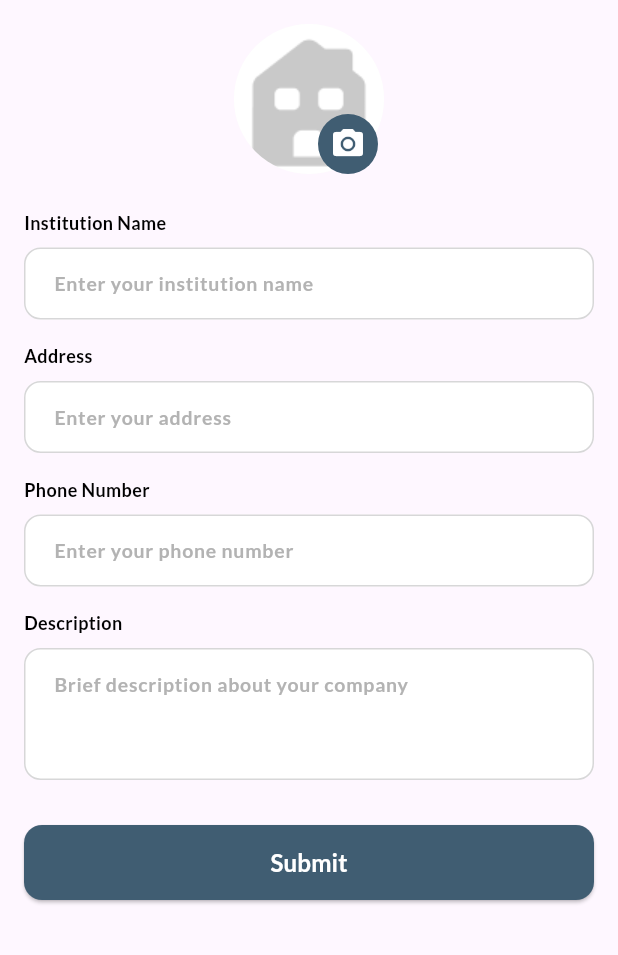
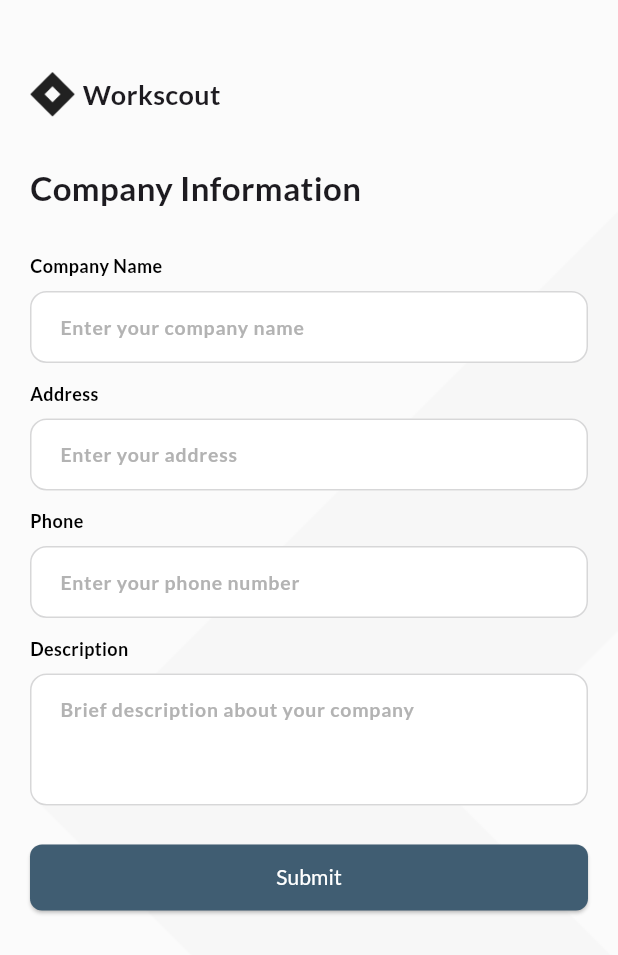
Before and after one commit to AlthafKumara/jobseeker_app, a Flutter app: the CompleteHrdProfileView screen opened by its route, on a phone screen of 412 x 824 dp. Shown: the top 955 px of the screen. Run offline on Flutter 3.47's test engine with Material 3 defaults, Android fonts, the phone set to English and light mode, and no system bars; our stand-ins replace image_picker, shared_preferences, smooth_page_indicator; accounts and stored records are empty.

Commit message:
AUTH DONE

```diff
--- a/lib/models/society_model.dart
+++ b/lib/models/society_model.dart
@@ -1,4 +1,5 @@
 import 'dart:convert';
+import 'dart:io';
 
 class Society {
   final String? id;
@@ -59,7 +60,7 @@ class Society {
       "date_of_birth":
           dateOfBirth != null ? dateOfBirth!.toIso8601String() : null,
       "gender": gender,
-      "profile_picture": profilePicture,
+      "profile_photo": profilePicture,
     };
   }
 
--- a/lib/views/auth/complete_hrd_profile_view.dart
+++ b/lib/views/auth/complete_hrd_profile_view.dart
@@ -6,7 +6,6 @@ import 'package:jobseeker_app/services/hrd_services.dart';
 import 'package:shared_preferences/shared_preferences.dart';
 import 'package:jobseeker_app/models/hrd_model.dart';
 import 'package:jobseeker_app/widgets/colors.dart';
-
 import '../../widgets/customtextfield.dart';
 
 class CompleteHrdProfileView extends StatefulWidget {
@@ -18,16 +17,19 @@ class CompleteHrdProfileView extends StatefulWidget {
 
 class _CompleteHrdProfileViewState extends State<CompleteHrdProfileView> {
   final _formKey = GlobalKey<FormState>();
-  final _nameController = TextEditingController();
-  final _addressController = TextEditingController();
-  final _phoneController = TextEditingController();
-  final _descriptionController = TextEditingController();
+  final HrdService _hrdService = HrdService();
 
+  final TextEditingController _nameController = TextEditingController();
+  final TextEditingController _addressController = TextEditingController();
+  final TextEditingController _phoneController = TextEditingController();
+  final TextEditingController _descriptionController = TextEditingController();
+
+  bool _isLoading = false;
   File? _selectedImage;
-  bool _isLoading = false;
+  final ImagePicker _picker = ImagePicker();
+  HrdModel? _profile;
 
-  final ImagePicker _picker = ImagePicker();
-
+  /// ✅ Pilih image dari gallery
   Future<void> _pickImage() async {
     final pickedFile = await _picker.pickImage(source: ImageSource.gallery);
     if (pickedFile != null) {
@@ -37,50 +39,35 @@ class _CompleteHrdProfileViewState extends State<CompleteHrdProfileView> {
     }
   }
 
-  Future<String?> _getToken() async {
-    final prefs = await SharedPreferences.getInstance();
-    return prefs.getString("token");
-  }
-
+  /// ✅ Submit profile HRD ke backend (dengan default image jika user tidak upload)
   Future<void> _submitProfile() async {
     if (!_formKey.currentState!.validate()) return;
 
     setState(() => _isLoading = true);
 
+    try {
+      // Gunakan image dari user atau default dari assets
       String base64Logo;
       if (_selectedImage != null) {
         final bytes = await _selectedImage!.readAsBytes();
         base64Logo = base64Encode(bytes);
       } else {
-      final bytes =
+        final byteData =
             await DefaultAssetBundle.of(context).load('assets/image/house.png');
-      base64Logo = base64Encode(bytes.buffer.asUint8List());
+        base64Logo = base64Encode(byteData.buffer.asUint8List());
       }
 
-    final token = await _getToken();
-    if (token == null) {
-      setState(() => _isLoading = false);
-      ScaffoldMessenger.of(context).showSnackBar(
-        const SnackBar(content: Text("Authentication token not found!")),
-      );
-      return;
-    }
-
-    final hrd = HrdModel(
+      final result = await _hrdService.completeHrdProfile(
         name: _nameController.text.trim(),
         address: _addressController.text.trim(),
         phone: _phoneController.text.trim(),
         description: _descriptionController.text.trim(),
-      logo: base64Logo,
+        defaultAssetPath: "assets/image/house.png",
       );
 
-    final result = await HrdService().completeHrdProfile(
-      name: _nameController.text.trim(),
-      address: _addressController.text.trim(),
-      phone: _phoneController.text.trim(),
-      description: _descriptionController.text.trim(),
-      logo: base64Logo,
-    );
+      print("✅ Response dari server: $result");
+
+      setState(() => _isLoading = false);
 
       final snackBar = SnackBar(
         content: Text(
@@ -93,137 +80,154 @@ class _CompleteHrdProfileViewState extends State<CompleteHrdProfileView> {
         backgroundColor: result['success'] ? Colors.green : Colors.red,
         behavior: SnackBarBehavior.floating,
         margin: const EdgeInsets.all(10),
-      shape: RoundedRectangleBorder(
-        borderRadius: BorderRadius.circular(8),
-      ),
+        shape: RoundedRectangleBorder(borderRadius: BorderRadius.circular(8)),
       );
 
       if (!mounted) return;
       ScaffoldMessenger.of(context).showSnackBar(snackBar);
 
       if (result['success']) {
+        _profile = result['profile'] as HrdModel?;
         Navigator.pushReplacementNamed(context, "/login");
-    } else {
-      ScaffoldMessenger.of(context).showSnackBar(snackBar);
       }
+    } catch (e, stackTrace) {
+      print("❌ Error submit HRD profile: $e");
+      print("📄 StackTrace: $stackTrace");
 
       setState(() => _isLoading = false);
 
+      if (!mounted) return;
       ScaffoldMessenger.of(context).showSnackBar(
         SnackBar(
-        content: Text(result["message"]),
-        backgroundColor: result["success"] ? Colors.green : Colors.red,
+          content: Text(
+            'Error: ${e.toString()}',
+            style: const TextStyle(color: Colors.white),
+          ),
+          backgroundColor: Colors.red,
+          behavior: SnackBarBehavior.floating,
+          margin: const EdgeInsets.all(10),
+          shape: RoundedRectangleBorder(borderRadius: BorderRadius.circular(8)),
         ),
       );
-
-    if (result["success"]) {
-      Navigator.pushReplacementNamed(context, "/home");
     }
   }
 
   @override
   Widget build(BuildContext context) {
-    final imageProvider = _selectedImage != null
-        ? FileImage(_selectedImage!)
-        : const AssetImage("assets/image/house.png") as ImageProvider;
+    final imageProvider =
+        const AssetImage("assets/image/house.png") as ImageProvider;
 
     return Scaffold(
-      body: SingleChildScrollView(
-        padding: const EdgeInsets.all(16),
-        child: Form(
-          key: _formKey,
+      resizeToAvoidBottomInset: false,
+      body: Container(
+        decoration: const BoxDecoration(
+          image: DecorationImage(
+            image: AssetImage("assets/image/bg_auth.png"),
+            fit: BoxFit.cover,
+          ),
+        ),
+        child: SafeArea(
+          child: SingleChildScrollView(
+            padding: const EdgeInsets.symmetric(horizontal: 20, vertical: 48),
             child: Column(
+              crossAxisAlignment: CrossAxisAlignment.start,
               children: [
-              // 🖼️ Avatar
-              Center(
-                child: Stack(
-                  alignment: Alignment.bottomRight,
+                Row(
                   children: [
-                    CircleAvatar(
-                      radius: 50,
-                      backgroundColor: ColorsApp.white1,
-                      backgroundImage: imageProvider,
-                    ),
-                    Positioned(
-                      bottom: 0,
-                      right: 4,
-                      child: GestureDetector(
-                        onTap: _isLoading ? null : _pickImage,
-                        child: Container(
-                          decoration: BoxDecoration(
-                            color: ColorsApp.primarydark,
-                            shape: BoxShape.circle,
-                          ),
-                          padding: const EdgeInsets.all(8),
-                          child:
-                              const Icon(Icons.camera_alt, color: Colors.white),
-                        ),
+                    Image.asset("assets/image/Logo.png", height: 30),
+                    const SizedBox(width: 5),
+                    const Text(
+                      "Workscout",
+                      style: TextStyle(
+                        fontFamily: "Lato",
+                        fontSize: 18,
+                        fontWeight: FontWeight.w700,
                       ),
                     ),
                   ],
                 ),
+                const SizedBox(height: 32),
+                const Text(
+                  'Company Information',
+                  style: TextStyle(
+                    fontFamily: "Lato",
+                    fontSize: 22,
+                    fontWeight: FontWeight.w700,
                   ),
-              const SizedBox(height: 24),
-
+                ),
+                const SizedBox(height: 28),
+                Form(
+                  key: _formKey,
+                  child: Column(
+                    children: [
                       CustomTextField(
                         controller: _nameController,
-                label: "Institution Name",
-                hintText: "Enter your institution name",
+                        label: "Company Name",
+                        hintText: "Enter your company name",
                         enabled: !_isLoading,
+                        validator: (v) =>
+                            v!.isEmpty ? "Please enter institution name" : null,
                       ),
-              const SizedBox(height: 16),
+                      const SizedBox(height: 12),
                       CustomTextField(
                         controller: _addressController,
                         label: "Address",
                         hintText: "Enter your address",
                         enabled: !_isLoading,
+                        validator: (v) =>
+                            v!.isEmpty ? "Please enter address" : null,
                       ),
-              const SizedBox(height: 16),
+                      const SizedBox(height: 12),
                       CustomTextField(
                         controller: _phoneController,
-                label: "Phone Number",
+                        label: "Phone",
                         hintText: "Enter your phone number",
                         keyboardType: TextInputType.phone,
                         enabled: !_isLoading,
+                        validator: (v) =>
+                            v!.isEmpty ? "Please enter phone number" : null,
                       ),
-              const SizedBox(height: 16),
+                      const SizedBox(height: 12),
                       CustomTextField(
                         controller: _descriptionController,
                         label: "Description",
                         hintText: "Brief description about your company",
                         maxLines: 3,
                         enabled: !_isLoading,
+                        validator: (v) =>
+                            v!.isEmpty ? "Please enter description" : null,
                       ),
-              const SizedBox(height: 30),
-
-              // 🔘 Submit Button
+                    ],
+                  ),
+                ),
+                const SizedBox(height: 24),
                 SizedBox(
                   width: double.infinity,
-                height: 50,
                   child: ElevatedButton(
+                    onPressed: _isLoading ? null : _submitProfile,
                     style: ElevatedButton.styleFrom(
+                      foregroundColor: Colors.white,
                       backgroundColor: ColorsApp.primarydark,
+                      padding: const EdgeInsets.symmetric(vertical: 12),
                       shape: RoundedRectangleBorder(
-                      borderRadius: BorderRadius.circular(12),
+                        borderRadius: BorderRadius.circular(8),
                       ),
                     ),
-                  onPressed: _isLoading ? null : _submitProfile,
                     child: _isLoading
                         ? const SizedBox(
-                          width: 22,
-                          height: 22,
+                            height: 20,
+                            width: 20,
                             child: CircularProgressIndicator(
-                            color: Colors.white,
                               strokeWidth: 2,
+                              valueColor:
+                                  AlwaysStoppedAnimation<Color>(Colors.white),
                             ),
                           )
                         : const Text(
-                          "Submit",
+                            'Submit',
                             style: TextStyle(
-                            fontSize: 16,
+                              fontSize: 14,
                               fontFamily: "Lato",
-                            fontWeight: FontWeight.w700,
-                            color: Colors.white,
                             ),
                           ),
                   ),
@@ -232,6 +236,7 @@ class _CompleteHrdProfileViewState extends State<CompleteHrdProfileView> {
             ),
           ),
         ),
+      ),
     );
   }
 }
```
Also changed, not shown: lib/services/hrd_services.dart (+36 -26 lines), lib/services/society_services.dart (+39 -29 lines), lib/views/auth/complete_society_profile.dart (+121 -133 lines). Lines whose indentation alone changed are shown as unchanged.
